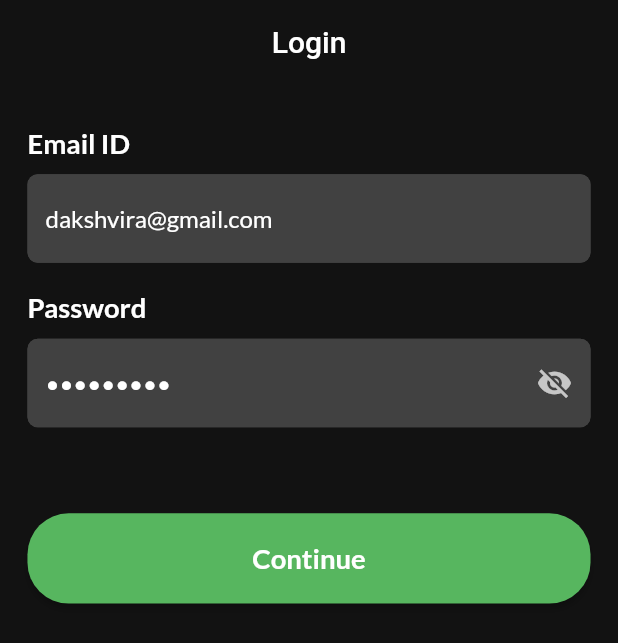
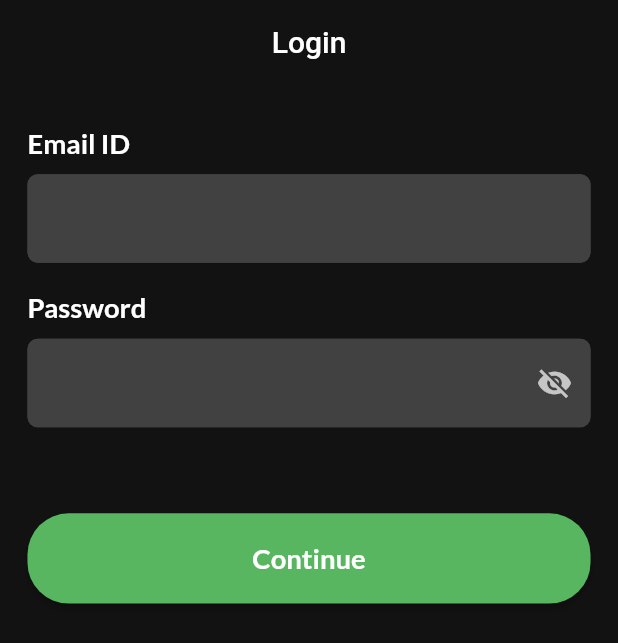
Before and after one commit to daksheshvira/multi_purpose_app, a Flutter app: the screen it shows after launch, on a phone screen of 412 x 824 dp. Shown: the top 643 px of the screen. Run offline on Flutter 3.47's test engine with Material 2 defaults, Android fonts, the phone set to English and light mode, and no system bars; our stand-ins replace cached_network_image, flutter_screenutil, flutter_svg, google_fonts; accounts and stored records are empty.

```diff
--- a/lib/ui/login/login_screen.dart
+++ b/lib/ui/login/login_screen.dart
@@ -11,8 +11,8 @@ import 'package:provider/provider.dart';
 class LoginScreen extends StatelessWidget {
   final _formKey = GlobalKey<FormState>();
   final ValueNotifier<bool> _obscurePasswordText = ValueNotifier(true);
-  final _emailController = TextEditingController(text: 'dakshvira@gmail.com');
-  final _passwordController = TextEditingController(text: 'AdmiN@123');
+  final _emailController = TextEditingController();
+  final _passwordController = TextEditingController();
 
   @override
   Widget build(BuildContext context) {
```
Also changed, not shown: 18 other files.
